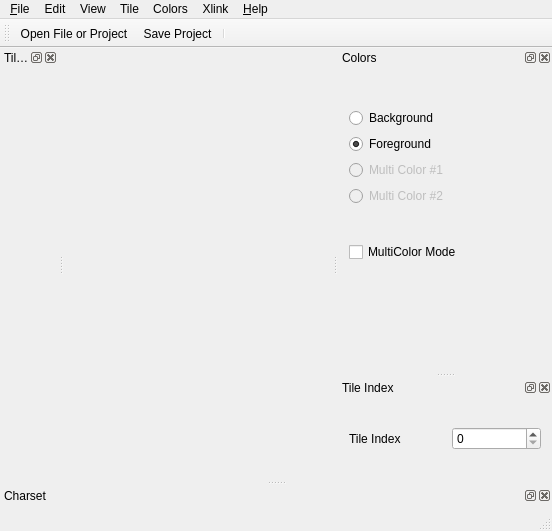
This is src/mainwindow.ui in ricardoquesada/vchar64 as Qt 5 draws it before an edit. The edited form follows.
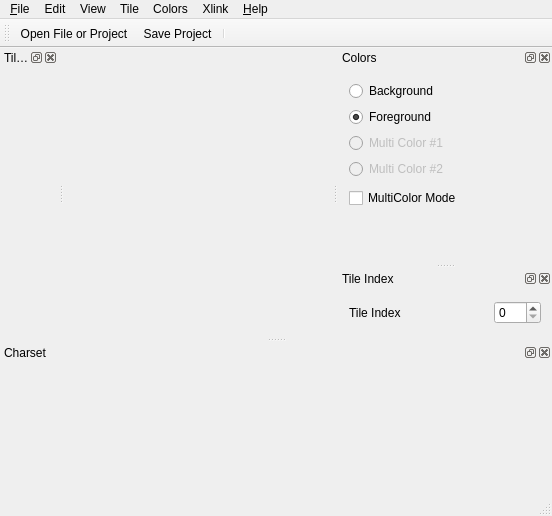
This is the edited form. Icons and pictures are not drawn. Custom widgets are drawn as their Qt base class.

Commit message: don't translate about and other minor things

The edit to the form file:
```diff
--- a/src/mainwindow.ui
+++ b/src/mainwindow.ui
@@ -6,8 +6,8 @@
    <rect>
     <x>0</x>
     <y>0</y>
-    <width>524</width>
-    <height>531</height>
+    <width>548</width>
+    <height>516</height>
    </rect>
   </property>
   <property name="focusPolicy">
@@ -207,6 +207,12 @@
      </property>
      <item>
       <widget class="CharSetWidget" name="charsetWidget" native="true">
+       <property name="minimumSize">
+        <size>
+         <width>512</width>
+         <height>128</height>
+        </size>
+       </property>
        <property name="focusPolicy">
         <enum>Qt::StrongFocus</enum>
        </property>
@@ -327,6 +333,12 @@
        <property name="orientation">
         <enum>Qt::Horizontal</enum>
        </property>
+       <property name="sizeHint" stdset="0">
+        <size>
+         <width>0</width>
+         <height>0</height>
+        </size>
+       </property>
       </spacer>
      </item>
      <item>
```
Left out of the diff: 4 changed lines with no effect on the pictures.
